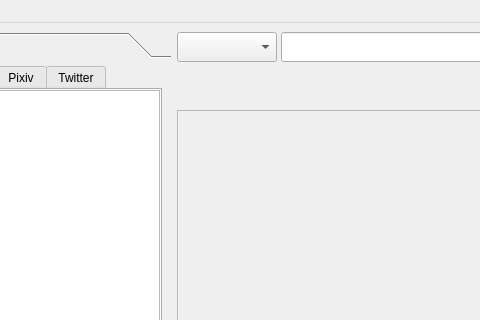
Above: src/ui/main_window.ui from R4nd5tr/waifu_gallery before the change; both pictures show x 118 to 598 and y 0 to 320 of the 1060 by 785 pixel window. Below: the same form after it.
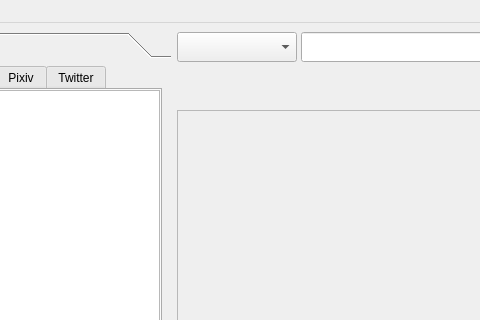
That is the form after the change. The open tabs and pages were chosen to show the change. Icons and pictures are not drawn.

What changed in the file:
```diff
--- a/src/ui/main_window.ui
+++ b/src/ui/main_window.ui
@@ -854,13 +854,13 @@
            </property>
            <property name="minimumSize">
             <size>
-             <width>40</width>
+             <width>60</width>
              <height>30</height>
             </size>
            </property>
            <property name="maximumSize">
             <size>
-             <width>100</width>
+             <width>120</width>
              <height>16777215</height>
             </size>
            </property>
```
Left out of the diff: 12 changed lines with no effect on the pictures.
